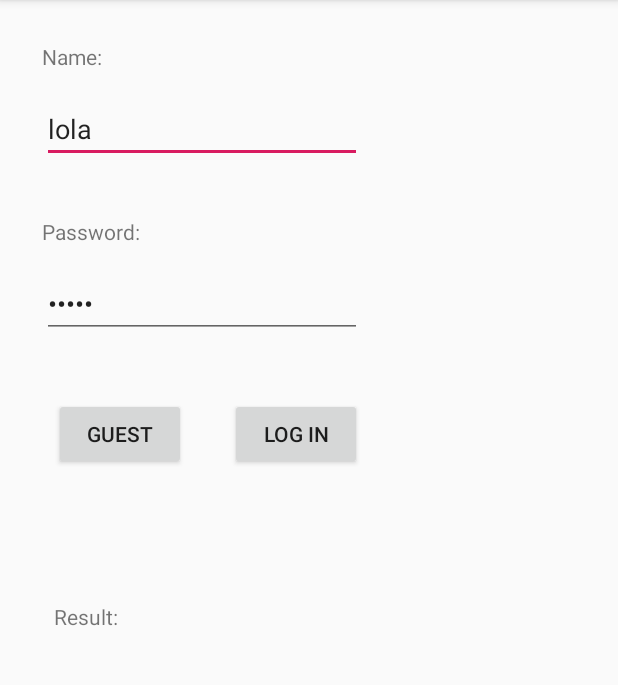
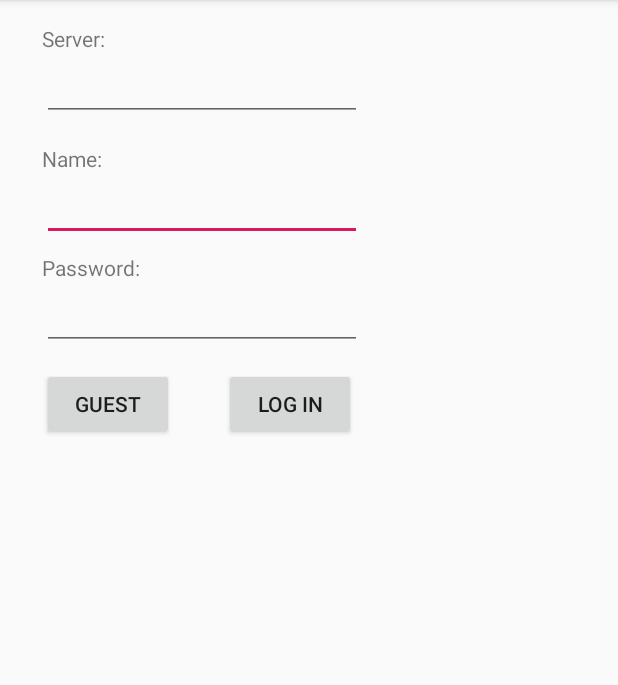
Before and after one commit to AntonEstrela/Proyecto_pes_android, an Android app: the screen it shows after launch (MainActivity), after a tap on "LOG IN", on a phone screen of 412 x 824 dp, the part 84-769 px from its top. Run offline under Robolectric (Android 15) with nearby library versions, the phone set to English and light mode, and no system bars.

Commit message:
+ Clase universal para hacer Posts, + guardar datos + singleton pal server

```diff
--- /dev/null
+++ b/app/src/main/java/com/pes/proyecto/ConfigSingleton.java
@@ -0,0 +1,14 @@
+package com.pes.proyecto;
+
+class ConfigSingleton {
+    private static final ConfigSingleton ourInstance = new ConfigSingleton();
+
+    static ConfigSingleton getInstance() {
+        return ourInstance;
+    }
+
+    private ConfigSingleton() {
+        ServerAddress = "http://192.168.0.16:9000";
+    }
+    public String ServerAddress;
+}
--- /dev/null
+++ b/app/src/main/java/com/pes/proyecto/HttpGet.java
@@ -0,0 +1,5 @@
+package com.pes.proyecto;
+
+public abstract class HttpGet {
+
+}
--- a/app/src/main/java/com/pes/proyecto/MainActivity.java
+++ b/app/src/main/java/com/pes/proyecto/MainActivity.java
@@ -1,6 +1,7 @@
 package com.pes.proyecto;
 
 import android.content.Intent;
+import android.content.SharedPreferences;
 import android.support.v7.app.AppCompatActivity;
 import android.os.Bundle;
 import android.Manifest;
@@ -39,6 +40,8 @@ public class MainActivity extends AppCompatActivity {
 
     EditText EditName;
     EditText EditPass;
+    EditText EditServer;
+    SharedPreferences sharedPref;
 
     @Override
     protected void onCreate(Bundle savedInstanceState) {
@@ -46,6 +49,13 @@ public class MainActivity extends AppCompatActivity {
         setContentView(R.layout.activity_main);
         EditName = (EditText) findViewById(R.id.editText);
         EditPass = (EditText) findViewById(R.id.editText2);
+        EditServer = (EditText) findViewById(R.id.editText3);
+
+        sharedPref = this.getPreferences(Context.MODE_PRIVATE);
+        EditName.setText(sharedPref.getString("User", ""));
+        EditPass.setText(sharedPref.getString("Pass", ""));
+        EditServer.setText(sharedPref.getString("Server", ""));
+
     }
 
     public void LoginGuest(View view){
@@ -56,11 +66,13 @@ public class MainActivity extends AppCompatActivity {
 
     public void LoginClick2(View view){
         try {
+            ConfigSingleton.getInstance().ServerAddress = EditServer.getText().toString();
+
             JSONObject obj = new JSONObject();
             obj.put("user.nom", EditName.getText().toString());
             obj.put("user.password", EditPass.getText().toString());
 
-            new SendRequest().execute(obj);
+            new PostLogin().SendRequest(obj, "/Application/loginandroid");
         }
         catch(Exception e){}
     }
@@ -138,6 +150,26 @@ public class MainActivity extends AppCompatActivity {
         }).start();*/
     }
 
+    private class PostLogin extends HttpPost{
+        @Override
+        protected void onPostExecute(String result) {
+            //Toast.makeText(getApplicationContext(), result, Toast.LENGTH_LONG).show();
+            if(result.equals("OK")){
+                SharedPreferences.Editor editor = sharedPref.edit();
+                editor.putString("User", EditName.getText().toString());
+                editor.putString("Pass", EditPass.getText().toString());
+                editor.putString("Server", ConfigSingleton.getInstance().ServerAddress);
+                editor.commit();
+
+
+                Intent intent = new Intent(getApplicationContext(), LoggedInActivity.class);
+                intent.putExtra("admin", true);
+                startActivity(intent);
+            }
+
+
+        }
+    }
 
 
 
--- a/app/src/main/res/layout/activity_main.xml
+++ b/app/src/main/res/layout/activity_main.xml
@@ -11,7 +11,6 @@
         android:layout_width="wrap_content"
         android:layout_height="wrap_content"
         android:layout_marginStart="28dp"
-        android:layout_marginTop="16dp"
         android:ems="10"
         android:inputType="textPersonName"
         android:text="lola"
@@ -23,7 +22,7 @@
         android:layout_width="wrap_content"
         android:layout_height="wrap_content"
         android:layout_marginStart="28dp"
-        android:layout_marginTop="28dp"
+        android:layout_marginTop="96dp"
         android:text="Name:"
         app:layout_constraintStart_toStartOf="parent"
         app:layout_constraintTop_toTopOf="parent" />
@@ -33,7 +32,7 @@
         android:layout_width="wrap_content"
         android:layout_height="wrap_content"
         android:layout_marginStart="28dp"
-        android:layout_marginTop="36dp"
+        android:layout_marginTop="8dp"
         android:text="Password:"
         app:layout_constraintStart_toStartOf="parent"
         app:layout_constraintTop_toBottomOf="@+id/editText" />
@@ -43,7 +42,6 @@
         android:layout_width="wrap_content"
         android:layout_height="wrap_content"
         android:layout_marginStart="28dp"
-        android:layout_marginTop="16dp"
         android:ems="10"
         android:inputType="textPassword"
         android:text="lolap"
@@ -54,30 +52,40 @@
         android:id="@+id/button"
         android:layout_width="wrap_content"
         android:layout_height="wrap_content"
-        android:layout_marginTop="40dp"
+        android:layout_marginTop="12dp"
+        android:layout_marginEnd="4dp"
         android:onClick="LoginClick2"
         android:text="Log in"
         app:layout_constraintEnd_toEndOf="@+id/editText2"
         app:layout_constraintTop_toBottomOf="@+id/editText2" />
 
-    <TextView
-        android:id="@+id/textView"
-        android:layout_width="wrap_content"
-        android:layout_height="wrap_content"
-        android:layout_marginStart="8dp"
-        android:layout_marginTop="88dp"
-        android:text="Result:"
-        app:layout_constraintStart_toStartOf="@+id/editText2"
-        app:layout_constraintTop_toBottomOf="@+id/button" />
-
     <Button
         android:id="@+id/button2"
         android:layout_width="wrap_content"
         android:layout_height="wrap_content"
-        android:layout_marginStart="8dp"
-        android:layout_marginTop="40dp"
+        android:layout_marginTop="12dp"
         android:onClick="LoginGuest"
         android:text="Guest"
         app:layout_constraintStart_toStartOf="@+id/editText2"
         app:layout_constraintTop_toBottomOf="@+id/editText2" />
+
+    <TextView
+        android:id="@+id/textView6"
+        android:layout_width="wrap_content"
+        android:layout_height="wrap_content"
+        android:layout_marginStart="28dp"
+        android:layout_marginTop="16dp"
+        android:text="Server:"
+        app:layout_constraintStart_toStartOf="parent"
+        app:layout_constraintTop_toTopOf="parent" />
+
+    <EditText
+        android:id="@+id/editText3"
+        android:layout_width="wrap_content"
+        android:layout_height="wrap_content"
+        android:layout_marginStart="28dp"
+        android:ems="10"
+        android:inputType="textPersonName"
+        app:layout_constraintStart_toStartOf="parent"
+        app:layout_constraintTop_toBottomOf="@+id/textView6" />
 </android.support.constraint.ConstraintLayout>
```
Also changed, not shown: app/src/main/java/com/pes/proyecto/Http.java (deleted, +0 -24 lines), app/src/main/java/com/pes/proyecto/HttpPost.java (added, +115 -0 lines).
